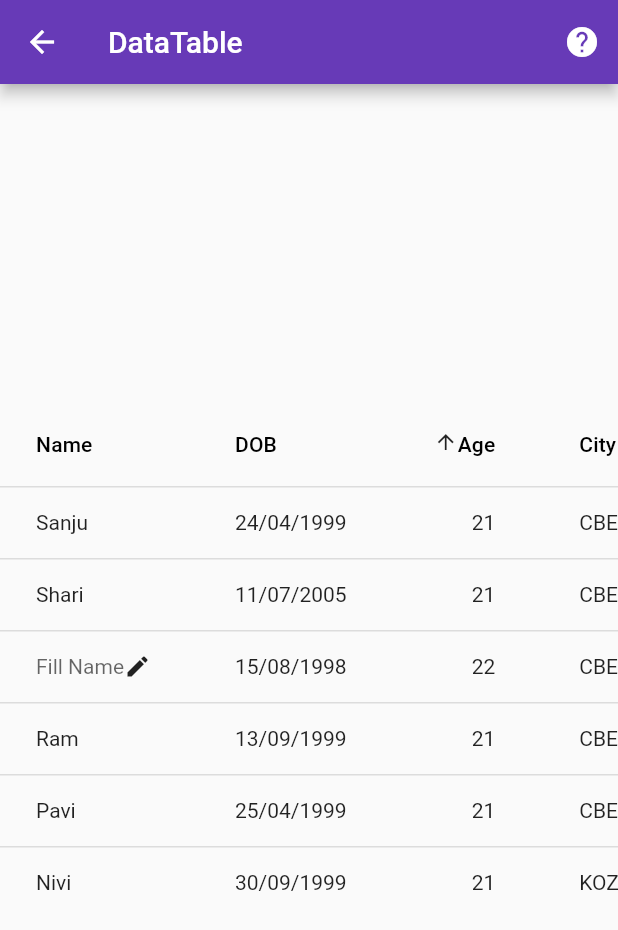
After one commit to sanjay-rb/100-Days-Of-Flutter-Widgets, a Flutter app: the Day56DataTable screen opened directly, after a tap on the "help" icon, on a phone screen of 412 x 824 dp. The commit adds this screen. Shown: the top 930 px of the screen. Run offline on Flutter 3.47's test engine with Material 2 defaults, Android fonts, the phone set to English and light mode, and no system bars.

Commit message:
Day56 Completed with DataTable

```diff
--- /dev/null
+++ b/hundred_days_of_flutter_widget/lib/day056_datatable.dart
@@ -0,0 +1,144 @@
+import 'package:flutter/material.dart';
+import 'package:url_launcher/url_launcher.dart';
+
+class Day56DataTable extends StatefulWidget {
+  Day56DataTable({Key key}) : super(key: key);
+
+  @override
+  _Day56DataTableState createState() => _Day56DataTableState();
+}
+
+class _Day56DataTableState extends State<Day56DataTable> {
+  @override
+  Widget build(BuildContext context) {
+    return Scaffold(
+      body: Center(
+        child: SingleChildScrollView(
+          scrollDirection: Axis.horizontal,
+          /**
+           * ? What is DataTable....
+           * ! DataTable is the very cool table view for the users.....
+           * * DataTable
+           * *   --> DataColumn as colums
+           * *   --> DataRows as rows
+           * *       --> DataCell as cells
+           */
+          child: DataTable(
+              // we have multiple options to maintain the table....
+              sortAscending: true, // ! like sortAscending....
+              sortColumnIndex: 2, // ! and sortColumn....
+              columns: [
+                // ! all columns have the lable to display the user....
+                DataColumn(
+                  label: Text("Name"),
+                  numeric:
+                      false, // ! [numeric] is the feild to mention the datas are numbers....
+                ),
+                DataColumn(label: Text("DOB"), numeric: false),
+                DataColumn(
+                  label: Text("Age"),
+                  numeric: true,
+                  onSort: (columnIndex, ascending) =>
+                      true, // ! here we add the sort logic as per the user need....
+                ),
+                DataColumn(label: Text("City"), numeric: false),
+                DataColumn(label: Text("Mark1"), numeric: true),
+                DataColumn(label: Text("Mark2"), numeric: true),
+                DataColumn(label: Text("Mark3"), numeric: true)
+              ],
+              rows: [
+                // ! rows have the cells for all the column mentioned above....
+                DataRow(cells: [
+                  DataCell(Text("Sanju")),
+                  DataCell(Text("24/04/1999")),
+                  DataCell(Text("21")),
+                  DataCell(Text("CBE")),
+                  DataCell(Text("10")),
+                  DataCell(Text("20")),
+                  DataCell(Text("10"))
+                ]),
+                DataRow(cells: [
+                  DataCell(Text("Shari")),
+                  DataCell(Text("11/07/2005")),
+                  DataCell(Text("21")),
+                  DataCell(Text("CBE")),
+                  DataCell(Text("90")),
+                  DataCell(Text("100")),
+                  DataCell(Text("90"))
+                ]),
+                DataRow(cells: [
+                  DataCell(
+                    Text("Fill Name"),
+                    placeholder:
+                        true, // ! we can add the [placeholder] as the cell
+                    showEditIcon:
+                        true, // ! we can mention the edit icon for update or edit the data....
+                    onTap: () {
+                      // ! and also the tap event handels....
+                      showDialog(
+                        context: context,
+                        builder: (context) => Card(
+                            child:
+                                Center(child: Text("You can edit here...."))),
+                      );
+                    },
+                  ),
+                  DataCell(Text("15/08/1998")),
+                  DataCell(Text("22")),
+                  DataCell(Text("CBE")),
+                  DataCell(Text("85")),
+                  DataCell(Text("88")),
+                  DataCell(Text("80"))
+                ]),
+                DataRow(cells: [
+                  DataCell(Text("Ram")),
+                  DataCell(Text("13/09/1999")),
+                  DataCell(Text("21")),
+                  DataCell(Text("CBE")),
+                  DataCell(Text("99")),
+                  DataCell(Text("89")),
+                  DataCell(Text("88"))
+                ]),
+                DataRow(cells: [
+                  DataCell(Text("Pavi")),
+                  DataCell(Text("25/04/1999")),
+                  DataCell(Text("21")),
+                  DataCell(Text("CBE")),
+                  DataCell(Text("86")),
+                  DataCell(Text("85")),
+                  DataCell(Text("84"))
+                ]),
+                DataRow(cells: [
+                  DataCell(Text("Nivi")),
+                  DataCell(Text("30/09/1999")),
+                  DataCell(Text("21")),
+                  DataCell(Text("KOZ")),
+                  DataCell(Text("50")),
+                  DataCell(Text("59")),
+                  DataCell(Text("86"))
+                ]),
+              ]),
+        ),
+      ),
+      appBar: AppBar(
+        title: Text("DataTable"),
+        actions: <Widget>[
+          IconButton(
+            icon: Icon(Icons.help),
+            onPressed: () async {
+              const url =
+                  'https://github.com/sanjaysanju618/100-Days-Of-Flutter-Widgets/' +
+                      'blob/master/hundred_days_of_flutter_widget/' +
+                      'lib/day056_datatable.dart';
+              if (await canLaunch(url)) {
+                await launch(url);
+              } else {
+                throw 'Could not launch $url';
+              }
+            },
+          )
+        ],
+      ),
+    );
+  }
+}
--- a/hundred_days_of_flutter_widget/lib/main.dart
+++ b/hundred_days_of_flutter_widget/lib/main.dart
@@ -53,6 +53,7 @@ import 'package:hundreddaysofflutterwidget/day052_list_view.dart';
 import 'package:hundreddaysofflutterwidget/day053_list_tile.dart';
 import 'package:hundreddaysofflutterwidget/day054_container.dart';
 import 'package:hundreddaysofflutterwidget/day055_selectable_text.dart';
+import 'package:hundreddaysofflutterwidget/day056_datatable.dart';
 import 'package:hundreddaysofflutterwidget/inherited_widget/day037_inherited_widget.dart';
 
 void main() {
@@ -142,7 +143,8 @@ class _MainPageState extends State<MainPage> {
     "ListView": Day52ListView(),
     "ListTile": Day53ListTile(),
     "Container": Day54Container(),
-    "SelectableText": Day55SelectableText()
+    "SelectableText": Day55SelectableText(),
+    "DataTable": Day56DataTable()
   };
 
   List _listTitle = [
@@ -200,7 +202,8 @@ class _MainPageState extends State<MainPage> {
     "ListView",
     "ListTile",
     "Container",
-    "SelectableText"
+    "SelectableText",
+    "DataTable"
   ];
 
   List fliter = List<String>();
```
Also changed, not shown: 1 other file.
